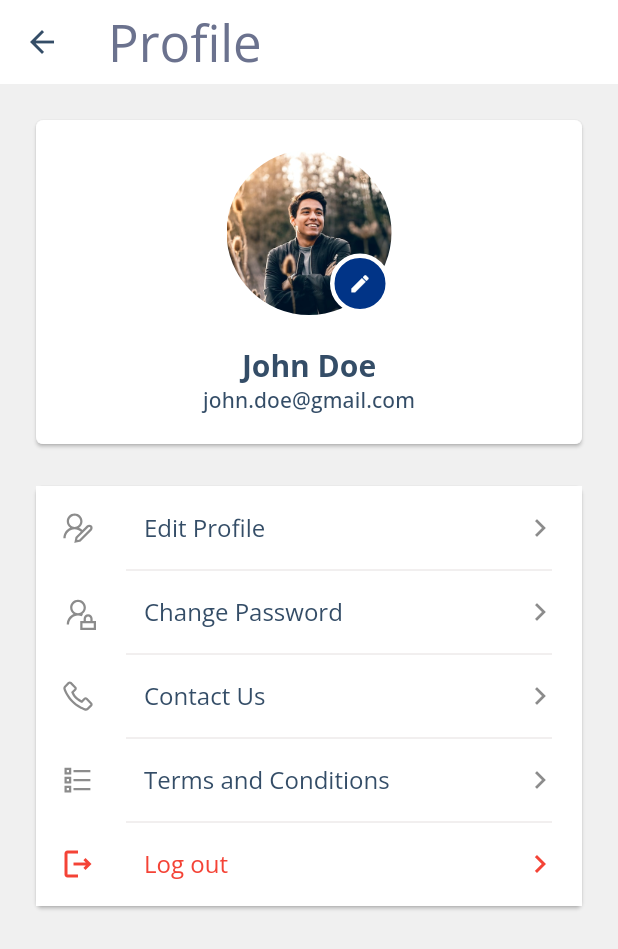
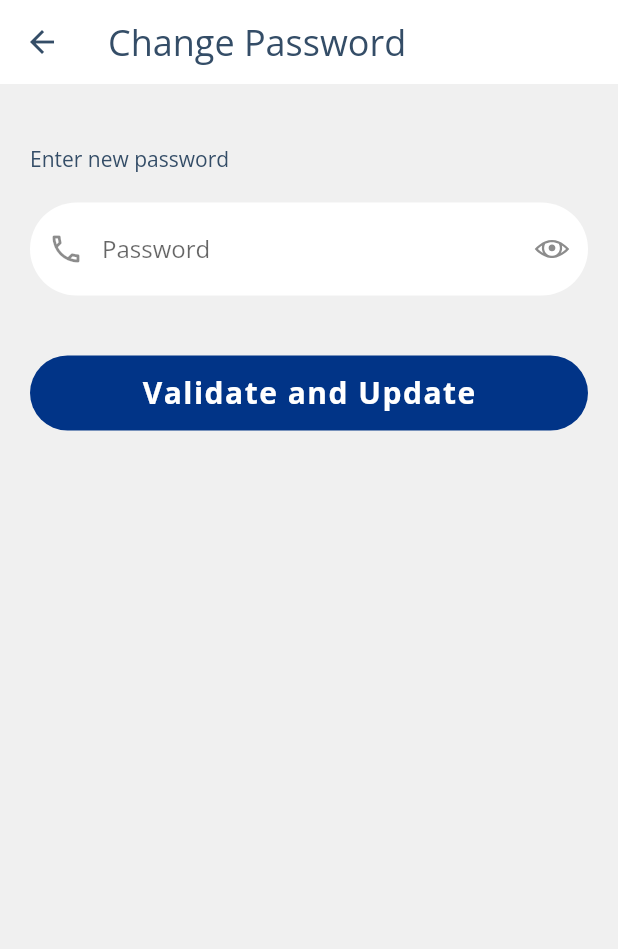
Before and after one commit to IamAKX/sudarshan_saur_customer, a Flutter app: the ProfileScreen screen opened directly, after a tap on "Change Password", on a phone screen of 412 x 824 dp. Shown: the top 949 px of the screen. Run offline on Flutter 3.47's test engine with Material 2 defaults, Android fonts, the phone set to English and light mode, and no system bars; our stand-ins replace awesome_dialog, flashy_tab_bar2, flutter_html, flutter_svg, google_fonts, introduction_screen and 2 more.

Commit message:
alert poup and profile update

```diff
--- a/lib/main.dart
+++ b/lib/main.dart
@@ -6,6 +6,8 @@ import 'package:saur_customer/utils/theme.dart';
 void main() {
   runApp(const MyApp());
 }
+
+final navigatorKey = GlobalKey<NavigatorState>();
 
 class MyApp extends StatelessWidget {
   const MyApp({super.key});
@@ -17,6 +19,7 @@ class MyApp extends StatelessWidget {
       theme: globalTheme(context),
       debugShowCheckedModeBanner: false,
       home: const AppIntroScreen(),
+      navigatorKey: navigatorKey,
       onGenerateRoute: NavRoute.generatedRoute,
     );
   }
--- /dev/null
+++ b/lib/screens/profile/change_password.dart
@@ -0,0 +1,61 @@
+import 'package:awesome_dialog/awesome_dialog.dart';
+import 'package:flutter/material.dart';
+import 'package:saur_customer/widgets/input_password_field_dark.dart';
+
+import '../../utils/theme.dart';
+import '../../widgets/alert_popup.dart';
+import '../../widgets/gaps.dart';
+import '../../widgets/input_password_field_light.dart';
+import '../../widgets/primary_button_dark.dart';
+
+class ChangePassword extends StatefulWidget {
+  const ChangePassword({super.key});
+  static const String routePath = '/changePassword';
+
+  @override
+  State<ChangePassword> createState() => _ChangePasswordState();
+}
+
+class _ChangePasswordState extends State<ChangePassword> {
+  final TextEditingController _password = TextEditingController();
+
+  @override
+  Widget build(BuildContext context) {
+    return Scaffold(
+        appBar: AppBar(
+          title: Text(
+            'Change Password',
+            style: Theme.of(context).textTheme.headlineSmall,
+          ),
+        ),
+        body: getBody(context));
+  }
+
+  getBody(BuildContext context) {
+    return ListView(
+      padding: const EdgeInsets.all(defaultPadding),
+      children: [
+        verticalGap(defaultPadding),
+        const Text(
+          'Enter new password',
+        ),
+        verticalGap(defaultPadding),
+        InputPasswordFieldLight(
+            hint: 'Password',
+            controller: _password,
+            keyboardType: TextInputType.visiblePassword,
+            icon: Icons.call_outlined),
+        verticalGap(defaultPadding * 2),
+        PrimaryButtonDark(
+          onPressed: () {
+            showPopup(context, DialogType.success, 'Success',
+                'Your password is updated');
+          },
+          label: 'Validate and Update',
+          isDisabled: false,
+          isLoading: false,
+        )
+      ],
+    );
+  }
+}
--- a/lib/screens/profile/profile_screen.dart
+++ b/lib/screens/profile/profile_screen.dart
@@ -1,8 +1,13 @@
 import 'package:flutter/material.dart';
 import 'package:line_awesome_flutter/line_awesome_flutter.dart';
+import 'package:saur_customer/screens/profile/change_password.dart';
+import 'package:saur_customer/screens/profile/edit_profile.dart';
+import 'package:saur_customer/screens/user_onboarding/agreement_screen.dart';
+import 'package:saur_customer/screens/user_onboarding/login_screen.dart';
 import 'package:saur_customer/utils/colors.dart';
 import 'package:saur_customer/utils/theme.dart';
 import 'package:saur_customer/widgets/gaps.dart';
+import 'package:url_launcher/url_launcher.dart';
 
 class ProfileScreen extends StatefulWidget {
   const ProfileScreen({super.key});
@@ -18,7 +23,7 @@ class _ProfileScreenState extends State<ProfileScreen> {
       appBar: AppBar(
         title: Text(
           'Profile',
-          style: Theme.of(context).textTheme.headlineMedium,
+          style: Theme.of(context).textTheme.headlineSmall,
         ),
       ),
       body: getBody(context),
@@ -69,7 +74,9 @@ class _ProfileScreenState extends State<ProfileScreen> {
                 ),
                 title: const Text('Edit Profile'),
                 trailing: const Icon(Icons.chevron_right),
-                onTap: () {},
+                onTap: () {
+                  Navigator.of(context).pushNamed(EditProfile.routePath);
+                },
               ),
               const Divider(
                 height: 0,
@@ -84,7 +91,9 @@ class _ProfileScreenState extends State<ProfileScreen> {
                 ),
                 title: const Text('Change Password'),
                 trailing: const Icon(Icons.chevron_right),
-                onTap: () {},
+                onTap: () {
+                  Navigator.pushNamed(context, ChangePassword.routePath);
+                },
               ),
               const Divider(
                 height: 0,
@@ -99,7 +108,9 @@ class _ProfileScreenState extends State<ProfileScreen> {
                 ),
                 title: const Text('Contact Us'),
                 trailing: const Icon(Icons.chevron_right),
-                onTap: () {},
+                onTap: () async {
+                  launchUrl(Uri.parse('tel://18008800'));
+                },
               ),
               const Divider(
                 height: 0,
@@ -107,15 +118,17 @@ class _ProfileScreenState extends State<ProfileScreen> {
                 endIndent: defaultPadding,
                 indent: defaultPadding * 3,
               ),
-              ListTile(
-                tileColor: Colors.white,
-                leading: const Icon(
-                  LineAwesomeIcons.list_ul,
-                ),
-                title: const Text('Terms and Conditions'),
-                trailing: const Icon(Icons.chevron_right),
-                onTap: () {},
-              ),
+              // ListTile(
+              //   tileColor: Colors.white,
+              //   leading: const Icon(
+              //     LineAwesomeIcons.list_ul,
+              //   ),
+              //   title: const Text('Terms and Conditions'),
+              //   trailing: const Icon(Icons.chevron_right),
+              //   onTap: () {
+              //     Navigator.of(context).pushNamed(AgreementScreen.routePath);
+              //   },
+              // ),
               const Divider(
                 height: 0,
                 color: dividerColor,
@@ -138,7 +151,10 @@ class _ProfileScreenState extends State<ProfileScreen> {
                   Icons.chevron_right,
                   color: Colors.red,
                 ),
-                onTap: () {},
+                onTap: () {
+                  Navigator.pushNamedAndRemoveUntil(
+                      context, LoginScreen.routePath, (route) => false);
+                },
               ),
             ],
           ),
--- a/lib/screens/warrenty/warrenty_screen.dart
+++ b/lib/screens/warrenty/warrenty_screen.dart
@@ -26,7 +26,7 @@ class _WarrentyScreenState extends State<WarrentyScreen> {
           }),
           child: Text(
             'Warranty Card',
-            style: Theme.of(context).textTheme.headlineMedium,
+            style: Theme.of(context).textTheme.headlineSmall,
           ),
         ),
       ),
--- a/lib/utils/router.dart
+++ b/lib/utils/router.dart
@@ -1,6 +1,8 @@
 import 'package:flutter/material.dart';
 import 'package:saur_customer/screens/home_container/home_container.dart';
 import 'package:saur_customer/screens/password_recovery/recover_password_screen.dart';
+import 'package:saur_customer/screens/profile/change_password.dart';
+import 'package:saur_customer/screens/profile/edit_profile.dart';
 import 'package:saur_customer/screens/user_onboarding/agreement_screen.dart';
 import 'package:saur_customer/screens/user_onboarding/login_screen.dart';
 import 'package:saur_customer/screens/user_onboarding/register_screen.dart';
@@ -22,6 +24,10 @@ class NavRoute {
         return MaterialPageRoute(builder: (_) => const RecoverPasswordScreen());
       case HomeContainer.routePath:
         return MaterialPageRoute(builder: (_) => const HomeContainer());
+      case EditProfile.routePath:
+        return MaterialPageRoute(builder: (_) => const EditProfile());
+      case ChangePassword.routePath:
+        return MaterialPageRoute(builder: (_) => const ChangePassword());
       default:
         return errorRoute();
     }
--- a/lib/utils/theme.dart
+++ b/lib/utils/theme.dart
@@ -17,6 +17,7 @@ ThemeData globalTheme(BuildContext context) {
     colorScheme: ColorScheme.fromSwatch().copyWith(
       background: background, // Your accent color
     ),
+    primarySwatch: Colors.indigo,
     dividerColor: dividerColor,
     secondaryHeaderColor: Colors.grey[700],
     primaryColor: primaryColor,
@@ -40,6 +41,7 @@ ThemeData globalTheme(BuildContext context) {
     inputDecorationTheme: InputDecorationTheme(
       alignLabelWithHint: false,
       filled: true,
+      fillColor: Colors.white,
       focusedBorder: OutlineInputBorder(
         borderRadius: BorderRadius.circular(defaultPadding * 3),
         borderSide: const BorderSide(
--- /dev/null
+++ b/lib/widgets/input_password_field_light.dart
@@ -0,0 +1,56 @@
+import 'package:flutter/material.dart';
+import 'package:line_awesome_flutter/line_awesome_flutter.dart';
+
+class InputPasswordFieldLight extends StatefulWidget {
+  const InputPasswordFieldLight(
+      {Key? key,
+      required this.hint,
+      required this.controller,
+      required this.keyboardType,
+      required this.icon,
+      this.enabled})
+      : super(key: key);
+
+  final String hint;
+  final TextEditingController controller;
+  final TextInputType keyboardType;
+  final IconData icon;
+
+  final bool? enabled;
+
+  @override
+  State<InputPasswordFieldLight> createState() => _InputPasswordFieldLightState();
+}
+
+class _InputPasswordFieldLightState extends State<InputPasswordFieldLight> {
+  bool _obscureText = true;
+
+  @override
+  Widget build(BuildContext context) {
+    return TextField(
+      enabled: widget.enabled ?? true,
+      keyboardType: widget.keyboardType,
+      autocorrect: true,
+      obscureText: _obscureText,
+      controller: widget.controller,
+      decoration: InputDecoration(
+        hintText: widget.hint,
+        prefixIcon: Icon(
+          widget.icon,
+        ),
+        suffixIcon: InkWell(
+          onTap: () {
+            setState(() {
+              _obscureText = !_obscureText;
+            });
+          },
+          child: Icon(
+            _obscureText ? LineAwesomeIcons.eye : LineAwesomeIcons.eye_slash,
+          ),
+        ),
+        alignLabelWithHint: true,
+        filled: true,
+      ),
+    );
+  }
+}
--- /dev/null
+++ b/lib/widgets/primary_button_dark.dart
@@ -0,0 +1,66 @@
+import 'package:flutter/material.dart';
+import 'package:saur_customer/widgets/gaps.dart';
+
+import '../utils/colors.dart';
+import '../utils/theme.dart';
+
+class PrimaryButtonDark extends StatelessWidget {
+  const PrimaryButtonDark(
+      {Key? key,
+      required this.onPressed,
+      required this.label,
+      required this.isDisabled,
+      required this.isLoading})
+      : super(key: key);
+  final VoidCallback onPressed;
+  final String label;
+  final bool isDisabled;
+  final bool isLoading;
+
+  @override
+  Widget build(BuildContext context) {
+    return GestureDetector(
+      onTap: isDisabled ? null : onPressed,
+      child: Container(
+        height: 50.0,
+        width: double.infinity,
+        decoration: BoxDecoration(
+          borderRadius:
+              const BorderRadius.all(Radius.circular(defaultPadding * 3)),
+          color: isDisabled ? Colors.grey.withOpacity(0.85) : primaryColor,
+        ),
+        child: Center(
+          child: isLoading
+              ? Row(
+                  mainAxisAlignment: MainAxisAlignment.center,
+                  children: [
+                    const SizedBox(
+                      width: 20,
+                      height: 20,
+                      child: CircularProgressIndicator(
+                        strokeWidth: 2,
+                      ),
+                    ),
+                    horizontalGap(20),
+                    const Text(
+                      'Please wait ...',
+                      style: TextStyle(
+                          color: Colors.white,
+                          fontSize: 20.0,
+                          letterSpacing: 1.0),
+                    ),
+                  ],
+                )
+              : Text(
+                  label,
+                  style: const TextStyle(
+                      color: Colors.white,
+                      fontWeight: FontWeight.bold,
+                      fontSize: 20.0,
+                      letterSpacing: 1.0),
+                ),
+        ),
+      ),
+    );
+  }
+}
--- a/pubspec.yaml
+++ b/pubspec.yaml
@@ -25,6 +25,7 @@ dependencies:
   otp_text_field: ^1.1.3
   string_validator: ^1.0.0
   timeago: ^3.4.0
+  url_launcher: ^6.1.11
 
 dev_dependencies:
   flutter_launcher_icons: ^0.13.1
```
Also changed, not shown: lib/screens/profile/edit_name.dart (added, +55 -0 lines), lib/screens/profile/edit_phone_number.dart (added, +129 -0 lines), lib/screens/profile/edit_profile.dart (added, +58 -0 lines), lib/screens/request/requests_screen.dart (+12 -3 lines), lib/widgets/alert_popup.dart (added, +21 -0 lines), lib/widgets/input_field_dark.dart (+0 -12 lines), pubspec.lock, 6 other files.
